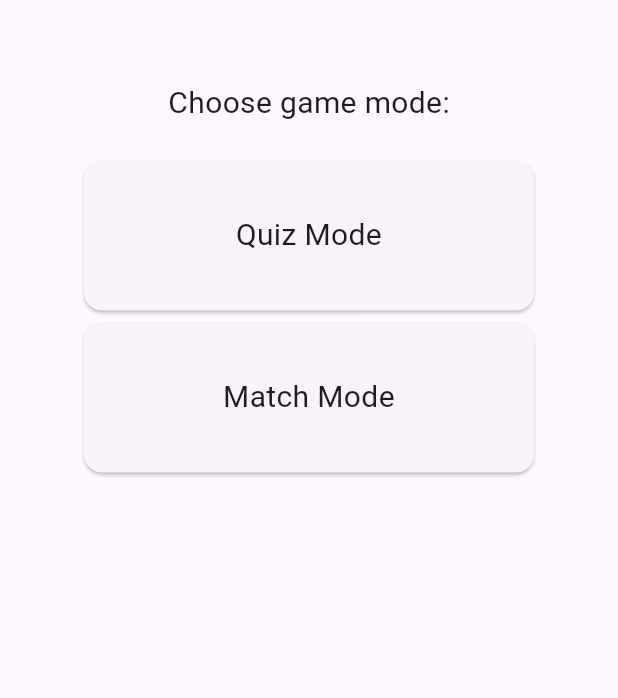
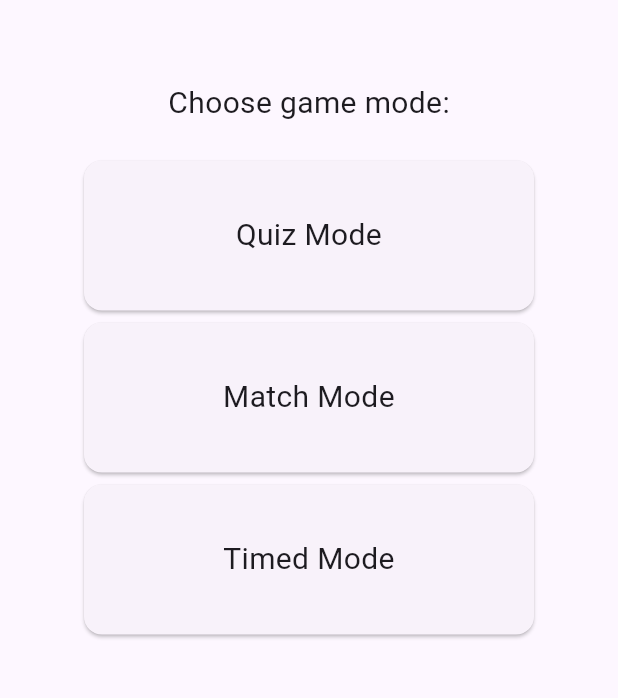
Before and after one commit to celinevictoria/glose_app, a Flutter app: the screen it shows after launch, on a phone screen of 412 x 824 dp, the part 63-761 px from its top. Run offline on Flutter 3.47's test engine with Material 2 defaults, Android fonts, the phone set to English and light mode, and no system bars.

Commit message:
add button on home page

```diff
--- a/lib/home_page.dart
+++ b/lib/home_page.dart
@@ -1,6 +1,7 @@
 import 'package:flutter/material.dart';
 import 'package:glose_app/quiz_game/quiz_start_page.dart';
 import './match_game/match_start_page.dart';
+import 'match_game_timed/timed_start_page.dart';
 
 class HomePage extends StatelessWidget {
   const HomePage({
@@ -23,7 +24,8 @@ class HomePage extends StatelessWidget {
           )),
           const Padding(padding: EdgeInsets.all(10)),
           gamemodeCard(context, "Quiz Mode"),
-          gamemodeCard(context, "Match Mode")
+          gamemodeCard(context, "Match Mode"),
+          gamemodeCard(context, "Timed Mode")
         ]));
   }
 
@@ -42,7 +44,7 @@ class HomePage extends StatelessWidget {
                 context,
                 MaterialPageRoute(
                   builder: (context) =>
-                      gameModeTest == "Quiz Mode" ? const QuizStartPage() : const MatchStartPage(),
+                      gameModeTest == "Quiz Mode" ? const QuizStartPage() : gameModeTest == "Match Mode" ? const MatchStartPage() : const TimedStartPage(),
                 ));
           },
           child: SizedBox(
```
